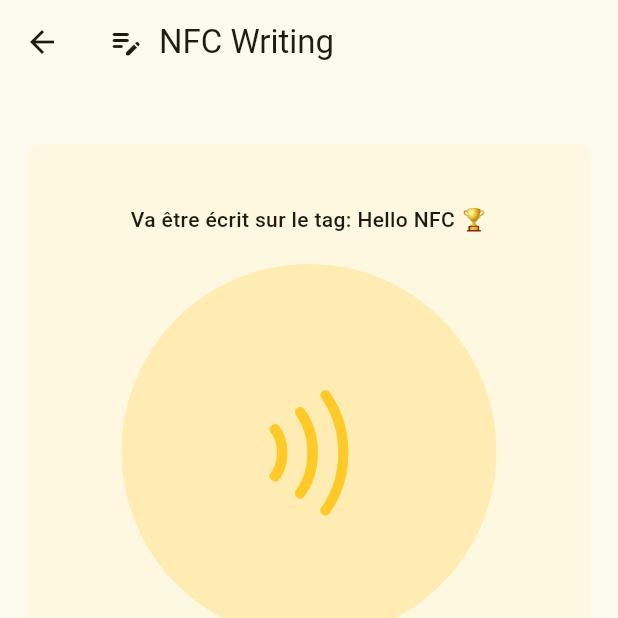
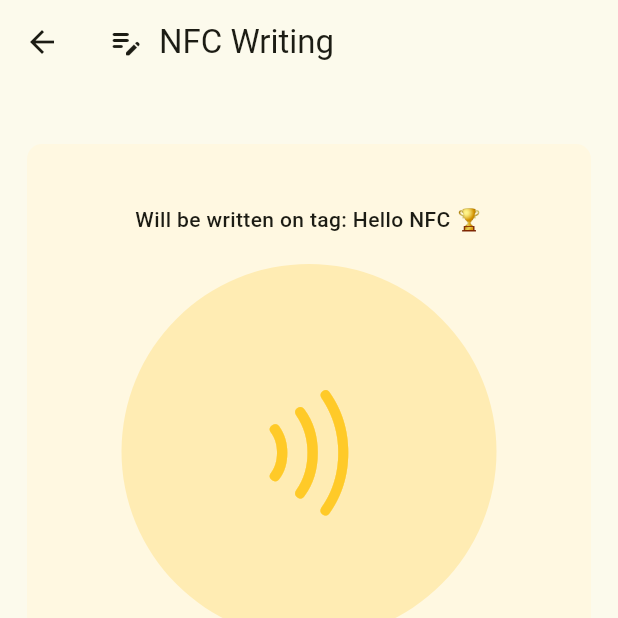
Before and after one commit to Akhu/Flutter-NFC-Sample, a Flutter app: the NfcWriteData screen opened by its route, on a phone screen of 412 x 824 dp, the top half of it. Run offline on Flutter 3.47's test engine with Material 2 defaults, Android fonts, the phone set to English and light mode, and no system bars; missing offline and left inert: nfc_manager.

Commit message:
Removed French and added screenshots

```diff
--- a/lib/nfc_write_data.dart
+++ b/lib/nfc_write_data.dart
@@ -56,7 +56,7 @@ class _KeycardCreateNfcState extends State<NfcWriteData> {
                     padding: const EdgeInsets.fromLTRB(20, 40, 20, 40),
                     child: Column(
                       children: [
-                        Text("Va être écrit sur le tag: $_dataToWrite",
+                        Text("Will be written on tag: $_dataToWrite",
                             style: TextStyle(
                                 color: Colors.orangeAccent[800],
                                 fontSize: 14,
```
Also changed, not shown: Screenshot_Home.png (added), Screenshot_Write.png (added), 1 other file.
